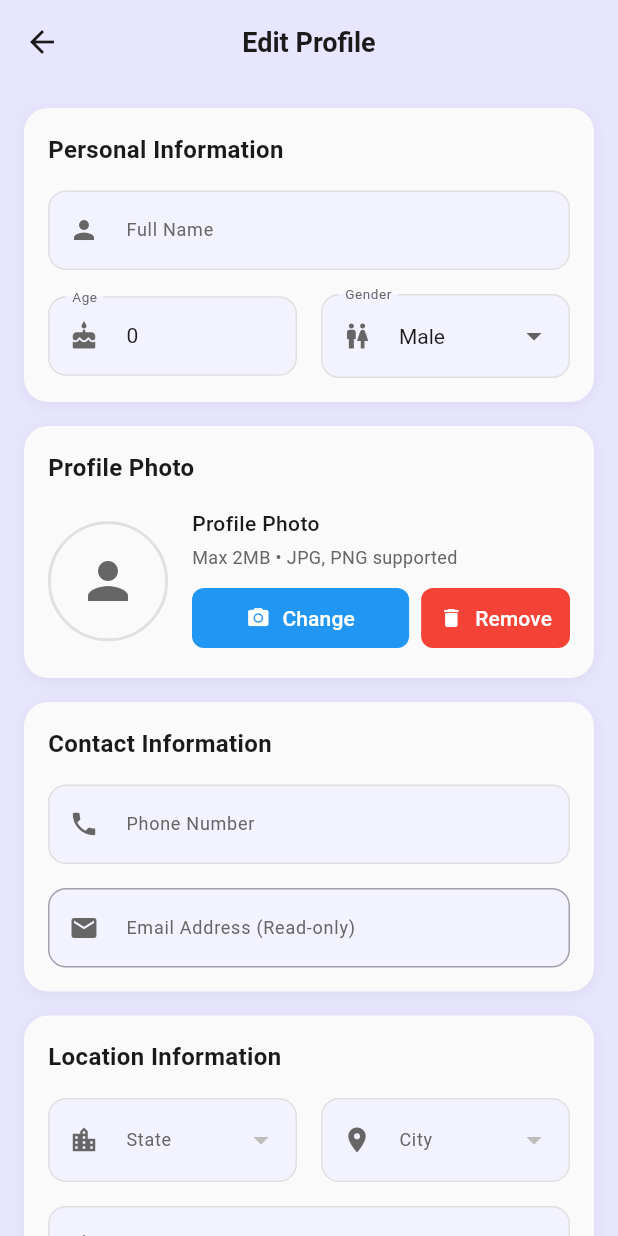
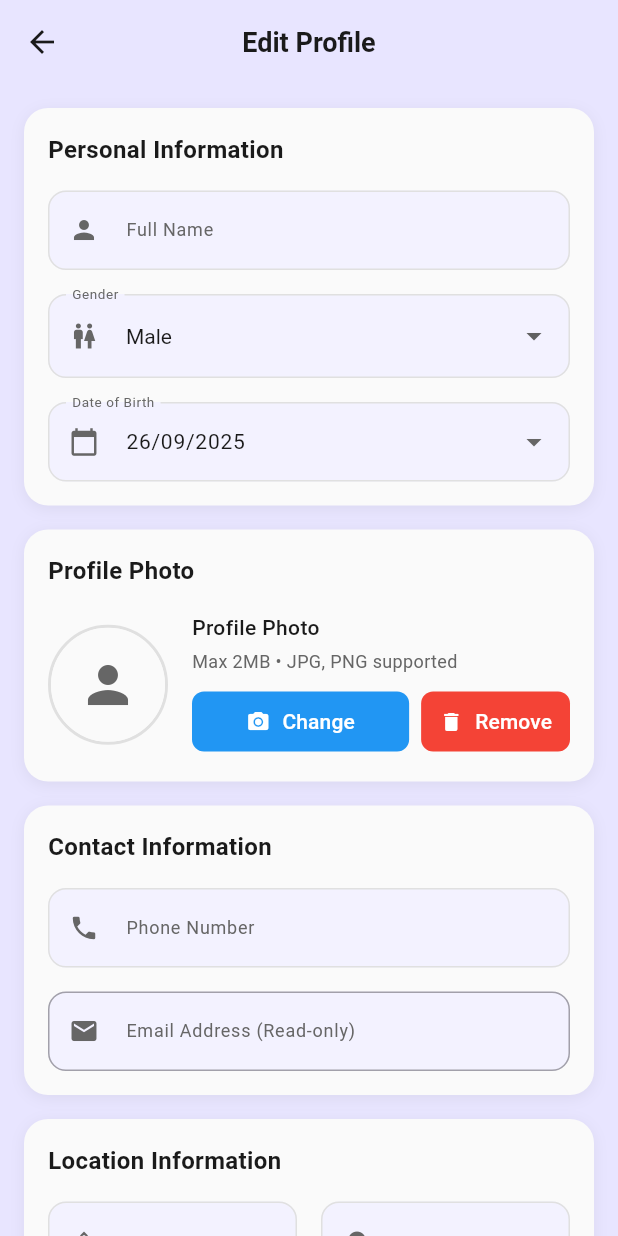
Before and after one commit to meypato/user, a Flutter app: the ProfileViewScreen screen opened by its route, after a tap on the "edit" icon, on a phone screen of 412 x 824 dp. Run offline on Flutter 3.47's test engine with Material 3 defaults, Android fonts, the phone set to English and light mode, and no system bars; our stand-ins replace file_picker, geolocator, go_router, google_sign_in, image_picker, permission_handler and 3 more; accounts and stored records are empty; network calls fail.

Commit message:
Implement dynamic age calculation system with date of birth integration
This commit introduces a comprehensive age calculation system that eliminates data synchronization issues by computing age dynamically from the date of birth field.

## Key Changes

### Service Layer Improvements
- Remove redundant `age` parameter from ProfileService create/update methods
- Update ProfileProvider to work exclusively with dateOfBirth
- Enhance ProfileCompletionService to use dateOfBirth for validation

### Model Enhancements
- Replace stored age field with computed age getter in Profile model
- Add precise birthday handling with accurate age calculations
- Maintain backward compatibility with existing profile.age access patterns

### UI/UX Simplifications
- Remove age input fields from ProfileEditScreen and ProfileCompleteScreen
- Implement enhanced date picker with theme-aware styling
- Streamline profile forms for better user experience
- Add NavigationWrapper for improved back button navigation flow

### Data Integrity Benefits
- Single source of truth (dateOfBirth) prevents age/date mismatches
- Real-time age accuracy regardless of profile creation date
- Eliminated stale age data storage issues

### Technical Improvements
- Fix dropdown duplicate value issues in ProfileCompleteScreen
- Enhanced form validation with better error handling
- Improved date formatting and display consistency
- Updated CLAUDE.md documentation with system architecture details

🤖 Generated with [Claude Code](https://claude.ai/code)

Co-Authored-By: Claude <noreply@anthropic.com>

```diff
--- a/lib/models/profile.dart
+++ b/lib/models/profile.dart
@@ -7,7 +7,7 @@ class Profile {
   final UserRole role;
   final String? identificationFileUrl;
   final String? policeVerificationFileUrl;
-  final int? age;
+  final DateTime? dateOfBirth;
   final SexType? sex;
   final String? tribeId;
   final APSTStatus? apst;
@@ -35,7 +35,7 @@ class Profile {
     required this.role,
     this.identificationFileUrl,
     this.policeVerificationFileUrl,
-    this.age,
+    this.dateOfBirth,
     this.sex,
     this.tribeId,
     this.apst,
@@ -65,7 +65,9 @@ class Profile {
       role: UserRole.fromString(json['role'] as String),
       identificationFileUrl: json['identification_file_url'] as String?,
       policeVerificationFileUrl: json['police_verification_file_url'] as String?,
-      age: json['age'] as int?,
+      dateOfBirth: json['date_of_birth'] != null
+          ? DateTime.parse(json['date_of_birth'] as String)
+          : null,
       sex: json['sex'] != null ? SexType.fromString(json['sex'] as String) : null,
       tribeId: json['tribe_id'] as String?,
       apst: json['apst'] != null ? APSTStatus.fromString(json['apst'] as String) : null,
@@ -96,7 +98,7 @@ class Profile {
       'role': role.name,
       'identification_file_url': identificationFileUrl,
       'police_verification_file_url': policeVerificationFileUrl,
-      'age': age,
+      'date_of_birth': dateOfBirth?.toIso8601String().split('T')[0], // YYYY-MM-DD format
       'sex': sex?.name,
       'tribe_id': tribeId,
       'apst': apst?.databaseValue,
@@ -125,7 +127,7 @@ class Profile {
     UserRole? role,
     String? identificationFileUrl,
     String? policeVerificationFileUrl,
-    int? age,
+    DateTime? dateOfBirth,
     SexType? sex,
     String? tribeId,
     APSTStatus? apst,
@@ -152,7 +154,7 @@ class Profile {
       role: role ?? this.role,
       identificationFileUrl: identificationFileUrl ?? this.identificationFileUrl,
       policeVerificationFileUrl: policeVerificationFileUrl ?? this.policeVerificationFileUrl,
-      age: age ?? this.age,
+      dateOfBirth: dateOfBirth ?? this.dateOfBirth,
       sex: sex ?? this.sex,
       tribeId: tribeId ?? this.tribeId,
       apst: apst ?? this.apst,
@@ -175,11 +177,27 @@ class Profile {
     );
   }
 
+  // Calculate age from date of birth
+  int? get age {
+    if (dateOfBirth == null) return null;
+
+    final now = DateTime.now();
+    int age = now.year - dateOfBirth!.year;
+
+    // Check if birthday hasn't occurred this year
+    if (now.month < dateOfBirth!.month ||
+        (now.month == dateOfBirth!.month && now.day < dateOfBirth!.day)) {
+      age--;
+    }
+
+    return age;
+  }
+
   bool get hasCompleteProfile {
     return fullName.isNotEmpty &&
         phone != null &&
         email != null &&
-        age != null &&
+        dateOfBirth != null &&
         sex != null &&
         addressLine1 != null &&
         pincode != null &&
--- a/lib/providers/profile_provider.dart
+++ b/lib/providers/profile_provider.dart
@@ -62,7 +62,7 @@ class ProfileProvider extends ChangeNotifier {
     required String phone,
     required String stateId,
     required String cityId,
-    int? age,
+    DateTime? dateOfBirth,
     SexType? sex,
     String? addressLine1,
     String? addressLine2,
@@ -83,7 +83,7 @@ class ProfileProvider extends ChangeNotifier {
         phone: phone,
         stateId: stateId,
         cityId: cityId,
-        age: age,
+        dateOfBirth: dateOfBirth,
         sex: sex,
         addressLine1: addressLine1,
         addressLine2: addressLine2,
@@ -108,7 +108,7 @@ class ProfileProvider extends ChangeNotifier {
   Future<bool> updateProfile({
     String? fullName,
     String? phone,
-    int? age,
+    DateTime? dateOfBirth,
     SexType? sex,
     String? addressLine1,
     String? addressLine2,
@@ -131,7 +131,7 @@ class ProfileProvider extends ChangeNotifier {
         profileId: _profile!.id,
         fullName: fullName,
         phone: phone,
-        age: age,
+        dateOfBirth: dateOfBirth,
         sex: sex,
         addressLine1: addressLine1,
         addressLine2: addressLine2,
@@ -296,7 +296,7 @@ class ProfileProvider extends ChangeNotifier {
     if (_profile!.fullName.isNotEmpty) completedFields++;
     if (_profile!.phone != null && _profile!.phone!.isNotEmpty) completedFields++;
     if (_profile!.email != null && _profile!.email!.isNotEmpty) completedFields++;
-    if (_profile!.age != null) completedFields++;
+    if (_profile!.dateOfBirth != null) completedFields++;
     if (_profile!.sex != null) completedFields++;
     if (_profile!.addressLine1 != null && _profile!.addressLine1!.isNotEmpty) completedFields++;
     if (_profile!.pincode != null && _profile!.pincode!.isNotEmpty) completedFields++;
--- a/lib/screens/building/building_screen.dart
+++ b/lib/screens/building/building_screen.dart
@@ -12,6 +12,7 @@ import '../../widgets/app_drawer.dart';
 import '../../widgets/building_item_card.dart';
 import '../../widgets/building_filter_modal.dart';
 import '../../widgets/profile_required_banner.dart';
+import '../../widgets/navigation_wrapper.dart';
 
 class BuildingScreen extends StatefulWidget {
   const BuildingScreen({super.key});
@@ -80,7 +81,8 @@ class _BuildingScreenState extends State<BuildingScreen> {
   Widget build(BuildContext context) {
     final theme = Theme.of(context);
 
-    return Scaffold(
+    return NavigationWrapper(
+      child: Scaffold(
       backgroundColor: theme.colorScheme.surface,
       drawer: const AppDrawer(),
       appBar: AppBar(
@@ -130,6 +132,7 @@ class _BuildingScreenState extends State<BuildingScreen> {
       extendBody: true,
       bottomNavigationBar: const CustomBottomNavigation(
         currentIndex: 2, // Building tab index
+      ),
       ),
     );
   }
--- a/lib/screens/favorites/favorites_screen.dart
+++ b/lib/screens/favorites/favorites_screen.dart
@@ -5,6 +5,7 @@ import '../../widgets/bottom_navigation.dart';
 import '../../widgets/app_drawer.dart';
 import '../../widgets/rent_item_card.dart';
 import '../../widgets/building_item_card.dart';
+import '../../widgets/navigation_wrapper.dart';
 import '../../providers/favorites_provider.dart';
 import '../../services/room_service.dart';
 import '../../services/building_service.dart';
@@ -77,7 +78,8 @@ class _FavoritesScreenState extends State<FavoritesScreen> with TickerProviderSt
     final theme = Theme.of(context);
     final isDark = theme.brightness == Brightness.dark;
 
-    return Scaffold(
+    return NavigationWrapper(
+      child: Scaffold(
       backgroundColor: isDark ? AppColors.backgroundDark : AppColors.backgroundLight,
       drawer: const AppDrawer(),
       appBar: AppBar(
@@ -106,6 +108,7 @@ class _FavoritesScreenState extends State<FavoritesScreen> with TickerProviderSt
       extendBody: true,
       bottomNavigationBar: const CustomBottomNavigation(
         currentIndex: 3, // Favorites tab index
+      ),
       ),
     );
   }
--- a/lib/screens/home/home_screen.dart
+++ b/lib/screens/home/home_screen.dart
@@ -7,6 +7,7 @@ import '../../widgets/bottom_navigation.dart';
 import '../../widgets/location_section.dart';
 import '../../widgets/search_section.dart';
 import '../../widgets/profile_completion_banner.dart';
+import '../../widgets/navigation_wrapper.dart';
 import '../../themes/app_colour.dart';
 import '../../common/router.dart';
 import '../../providers/profile_provider.dart';
@@ -116,7 +117,9 @@ class _HomeScreenState extends State<HomeScreen> {
   }
 
   Widget _buildHomeScreen(BuildContext context) {
-    return Scaffold(
+    return NavigationWrapper(
+      isHomeScreen: true, // This will show exit confirmation
+      child: Scaffold(
       drawer: const AppDrawer(),
       extendBodyBehindAppBar: true,
       extendBody: true,
@@ -270,6 +273,7 @@ class _HomeScreenState extends State<HomeScreen> {
         ),
       ),
       bottomNavigationBar: const CustomBottomNavigation(currentIndex: 0),
+      ),
     );
   }
 
--- a/lib/screens/profile/profile_edit_screen.dart
+++ b/lib/screens/profile/profile_edit_screen.dart
@@ -25,16 +25,17 @@ class _ProfileEditScreenState extends State<ProfileEditScreen> {
   final _fullNameController = TextEditingController();
   final _phoneController = TextEditingController();
   final _emailController = TextEditingController();
-  final _ageController = TextEditingController();
+  final _dateOfBirthController = TextEditingController();
   final _addressLine1Controller = TextEditingController();
   final _addressLine2Controller = TextEditingController();
   final _pincodeController = TextEditingController();
   final _emergencyNameController = TextEditingController();
   final _emergencyPhoneController = TextEditingController();
 
-  // Dropdown values
+  // Dropdown values and date selection
   SexType? _selectedSex;
   APSTStatus? _selectedApstStatus;
+  DateTime? _selectedDateOfBirth;
   ref.State? _selectedState;
   ref.City? _selectedCity;
   ref.Profession? _selectedProfession;
@@ -74,7 +75,7 @@ class _ProfileEditScreenState extends State<ProfileEditScreen> {
     _fullNameController.dispose();
     _phoneController.dispose();
     _emailController.dispose();
-    _ageController.dispose();
+    _dateOfBirthController.dispose();
     _addressLine1Controller.dispose();
     _addressLine2Controller.dispose();
     _pincodeController.dispose();
@@ -89,7 +90,10 @@ class _ProfileEditScreenState extends State<ProfileEditScreen> {
       _fullNameController.text = profile.fullName;
       _phoneController.text = profile.phone ?? '';
       _emailController.text = profile.email ?? '';
-      _ageController.text = profile.age?.toString() ?? '';
+      _selectedDateOfBirth = profile.dateOfBirth;
+      _dateOfBirthController.text = _selectedDateOfBirth != null
+          ? "${_selectedDateOfBirth!.day.toString().padLeft(2, '0')}/${_selectedDateOfBirth!.month.toString().padLeft(2, '0')}/${_selectedDateOfBirth!.year}"
+          : '';
       _addressLine1Controller.text = profile.addressLine1 ?? '';
       _addressLine2Controller.text = profile.addressLine2 ?? '';
       _pincodeController.text = profile.pincode ?? '';
@@ -209,26 +213,7 @@ class _ProfileEditScreenState extends State<ProfileEditScreen> {
                         isDark: isDark,
                       ),
                       const SizedBox(height: 16),
-                      Row(
-                        children: [
-                          Expanded(
-                            child: _buildTextField(
-                              controller: _ageController,
-                              label: 'Age',
-                              icon: Icons.cake,
-                              keyboardType: TextInputType.number,
-                              validator: (value) {
-                                if (value?.isEmpty ?? true) return 'Required';
-                                final age = int.tryParse(value!);
-                                if (age == null || age < 18 || age > 120) return 'Invalid age';
-                                return null;
-                              },
-                              isDark: isDark,
-                            ),
-                          ),
-                          const SizedBox(width: 16),
-                          Expanded(
-                            child: _buildDropdown<SexType>(
+                      _buildDropdown<SexType>(
                         value: _selectedSex,
                         label: 'Gender',
                         icon: Icons.wc,
@@ -237,8 +222,21 @@ class _ProfileEditScreenState extends State<ProfileEditScreen> {
                         onChanged: (value) => setState(() => _selectedSex = value),
                         isDark: isDark,
                       ),
+                      const SizedBox(height: 16),
+
+                      // Date of Birth Field
+                      _buildTextField(
+                        controller: _dateOfBirthController,
+                        label: 'Date of Birth',
+                        icon: Icons.calendar_today,
+                        readOnly: true,
+                        onTap: _selectDateOfBirth,
+                        validator: (value) => (value?.isEmpty ?? true) ? 'Please select your date of birth' : null,
+                        isDark: isDark,
+                        suffix: Icon(
+                          Icons.arrow_drop_down,
+                          color: isDark ? AppColors.textSecondaryDark : AppColors.textSecondary,
                         ),
-                        ],
                       ),
                     ],
                   ),
@@ -517,12 +515,17 @@ class _ProfileEditScreenState extends State<ProfileEditScreen> {
     TextInputType? keyboardType,
     String? Function(String?)? validator,
     bool enabled = true,
+    bool readOnly = false,
+    VoidCallback? onTap,
+    Widget? suffix,
   }) {
     return TextFormField(
       controller: controller,
       keyboardType: keyboardType,
       validator: validator,
       enabled: enabled,
+      readOnly: readOnly,
+      onTap: onTap,
       style: TextStyle(
         color: enabled
             ? (isDark ? AppColors.textPrimaryDark : AppColors.textPrimary)
@@ -540,6 +543,7 @@ class _ProfileEditScreenState extends State<ProfileEditScreen> {
           color: isDark ? AppColors.textSecondaryDark : AppColors.textSecondary,
           size: 20,
         ),
+        suffixIcon: suffix,
         filled: true,
         fillColor: isDark ? AppColors.backgroundDarkSecondary : AppColors.backgroundSecondary,
         contentPadding: const EdgeInsets.symmetric(horizontal: 12, vertical: 16),
@@ -634,6 +638,45 @@ class _ProfileEditScreenState extends State<ProfileEditScreen> {
     );
   }
 
+  Future<void> _selectDateOfBirth() async {
+    final DateTime? pickedDate = await showDatePicker(
+      context: context,
+      initialDate: _selectedDateOfBirth ?? DateTime(2000), // Default to year 2000 if no date selected
+      firstDate: DateTime(1900),
+      lastDate: DateTime.now().subtract(const Duration(days: 365 * 18)), // Must be at least 18 years old
+      builder: (context, child) {
+        final isDark = Theme.of(context).brightness == Brightness.dark;
+        return Theme(
+          data: Theme.of(context).copyWith(
+            colorScheme: isDark
+                ? ColorScheme.dark(
+                    primary: AppColors.primaryBlue,
+                    onPrimary: Colors.white,
+                    surface: AppColors.surfaceDark,
+                    onSurface: AppColors.textPrimaryDark,
+                  )
+                : ColorScheme.light(
+                    primary: AppColors.primaryBlue,
+                    onPrimary: Colors.white,
+                    surface: AppColors.surfaceLight,
+                    onSurface: AppColors.textPrimary,
+                  ),
+          ),
+          child: child!,
+        );
+      },
+    );
+
+    if (pickedDate != null && pickedDate != _selectedDateOfBirth) {
+      setState(() {
+        _selectedDateOfBirth = pickedDate;
+        _dateOfBirthController.text =
+            "${pickedDate.day.toString().padLeft(2, '0')}/${pickedDate.month.toString().padLeft(2, '0')}/${pickedDate.year}";
+
+      });
+    }
+  }
+
   Future<void> _saveProfile(ProfileProvider profileProvider) async {
     if (!_formKey.currentState!.validate()) return;
 
@@ -655,7 +698,7 @@ class _ProfileEditScreenState extends State<ProfileEditScreen> {
           ? await profileProvider.updateProfile(
               fullName: _fullNameController.text,
               phone: _phoneController.text,
-              age: int.tryParse(_ageController.text),
+              dateOfBirth: _selectedDateOfBirth,
               sex: _selectedSex,
               addressLine1: _addressLine1Controller.text,
               addressLine2: _addressLine2Controller.text.isEmpty ? null : _addressLine2Controller.text,
@@ -674,7 +717,7 @@ class _ProfileEditScreenState extends State<ProfileEditScreen> {
               phone: _phoneController.text,
               stateId: _selectedState!.id,
               cityId: _selectedCity!.id,
-              age: int.tryParse(_ageController.text),
+              dateOfBirth: _selectedDateOfBirth,
               sex: _selectedSex,
               addressLine1: _addressLine1Controller.text,
               addressLine2: _addressLine2Controller.text.isEmpty ? null : _addressLine2Controller.text,
--- a/lib/screens/profile/profile_screen.dart
+++ b/lib/screens/profile/profile_screen.dart
@@ -7,6 +7,7 @@ import '../../common/router.dart';
 import '../../widgets/bottom_navigation.dart';
 import '../../widgets/app_drawer.dart';
 import '../../widgets/profile_completion_banner.dart';
+import '../../widgets/navigation_wrapper.dart';
 
 class ProfileScreen extends StatefulWidget {
   const ProfileScreen({super.key});
@@ -32,7 +33,8 @@ class _ProfileScreenState extends State<ProfileScreen> {
 
     return Consumer<ProfileProvider>(
       builder: (context, profileProvider, child) {
-        return Scaffold(
+        return NavigationWrapper(
+          child: Scaffold(
           backgroundColor: isDark ? AppColors.backgroundDark : AppColors.backgroundLight,
           drawer: const AppDrawer(),
           appBar: AppBar(
@@ -298,6 +300,7 @@ class _ProfileScreenState extends State<ProfileScreen> {
           bottomNavigationBar: const CustomBottomNavigation(
             currentIndex: 4, // Profile tab index
           ),
+          ),
         );
       },
     );
--- a/lib/screens/profile/profile_view_screen.dart
+++ b/lib/screens/profile/profile_view_screen.dart
@@ -92,6 +92,7 @@ class _ProfileViewScreenState extends State<ProfileViewScreen> {
                   children: [
                     _buildInfoRow('Full Name', profileProvider.profile?.fullName ?? 'Not provided', Icons.person, isDark),
                     _buildInfoRow('Age', profileProvider.profile?.age?.toString() ?? 'Not provided', Icons.cake, isDark),
+                    _buildInfoRow('Date of Birth', profileProvider.profile?.dateOfBirth != null ? _formatDate(profileProvider.profile!.dateOfBirth!) : 'Not provided', Icons.calendar_today, isDark),
                     _buildInfoRow('Gender', profileProvider.profile?.sex?.displayName ?? 'Not provided', Icons.wc, isDark),
                     _buildInfoRow('Phone', profileProvider.profile?.phone ?? 'Not provided', Icons.phone, isDark),
                     _buildInfoRow('Email', profileProvider.profile?.email ?? 'Not provided', Icons.email, isDark),
@@ -570,6 +571,16 @@ class _ProfileViewScreenState extends State<ProfileViewScreen> {
     }
   }
 
+  // Format date for display
+  String _formatDate(DateTime date) {
+    final months = [
+      'January', 'February', 'March', 'April', 'May', 'June',
+      'July', 'August', 'September', 'October', 'November', 'December'
+    ];
+
+    return '${date.day} ${months[date.month - 1]} ${date.year}';
+  }
+
   // Show error snackbar
   void _showErrorSnackBar(String message) {
     if (mounted) {
--- a/lib/screens/rent/rent_screen.dart
+++ b/lib/screens/rent/rent_screen.dart
@@ -10,6 +10,7 @@ import '../../widgets/rent_item_card.dart';
 import '../../widgets/app_drawer.dart';
 import '../../widgets/filter_modal.dart';
 import '../../widgets/profile_required_banner.dart';
+import '../../widgets/navigation_wrapper.dart';
 
 class RentScreen extends StatefulWidget {
   final Map<String, String>? searchParams;
@@ -106,7 +107,8 @@ class _RentScreenState extends State<RentScreen> {
   Widget build(BuildContext context) {
     final theme = Theme.of(context);
 
-    return Scaffold(
+    return NavigationWrapper(
+      child: Scaffold(
       backgroundColor: theme.colorScheme.surface,
       drawer: const AppDrawer(),
       appBar: AppBar(
@@ -152,6 +154,7 @@ class _RentScreenState extends State<RentScreen> {
       extendBody: true,
       bottomNavigationBar: const CustomBottomNavigation(
         currentIndex: 1, // Rent tab index
+      ),
       ),
     );
   }
--- a/lib/services/profile_service.dart
+++ b/lib/services/profile_service.dart
@@ -51,7 +51,7 @@ class ProfileService {
     required String phone,
     required String stateId,
     required String cityId,
-    int? age,
+    DateTime? dateOfBirth,
     SexType? sex,
     String? addressLine1,
     String? addressLine2,
@@ -73,7 +73,7 @@ class ProfileService {
         'phone': phone,
         'state_id': stateId,
         'city_id': cityId,
-        'age': age,
+        'date_of_birth': dateOfBirth?.toIso8601String().split('T')[0], // YYYY-MM-DD format
         'sex': sex?.name,
         'address_line1': addressLine1,
         'address_line2': addressLine2,
@@ -110,7 +110,7 @@ class ProfileService {
     required String profileId,
     String? fullName,
     String? phone,
-    int? age,
+    DateTime? dateOfBirth,
     SexType? sex,
     String? addressLine1,
     String? addressLine2,
@@ -130,7 +130,7 @@ class ProfileService {
 
       if (fullName != null) updateData['full_name'] = fullName;
       if (phone != null) updateData['phone'] = phone;
-      if (age != null) updateData['age'] = age;
+      if (dateOfBirth != null) updateData['date_of_birth'] = dateOfBirth.toIso8601String().split('T')[0];
       if (sex != null) updateData['sex'] = sex.name;
       if (addressLine1 != null) updateData['address_line1'] = addressLine1;
       if (addressLine2 != null) updateData['address_line2'] = addressLine2;
```
Also changed, not shown: lib/screens/profile/profile_complete_screen.dart (+66 -34 lines), lib/widgets/navigation_wrapper.dart (added, +143 -0 lines), 1 other file. Lines whose indentation alone changed are shown as unchanged.
